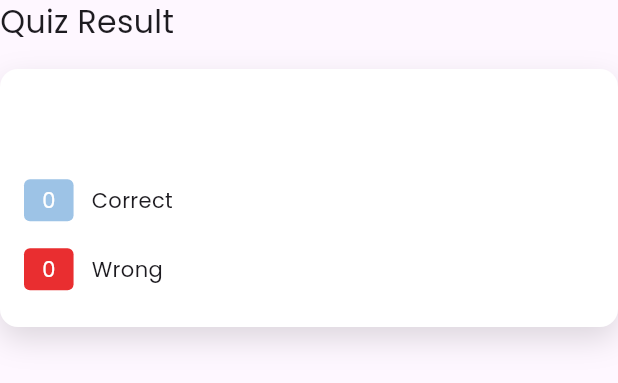
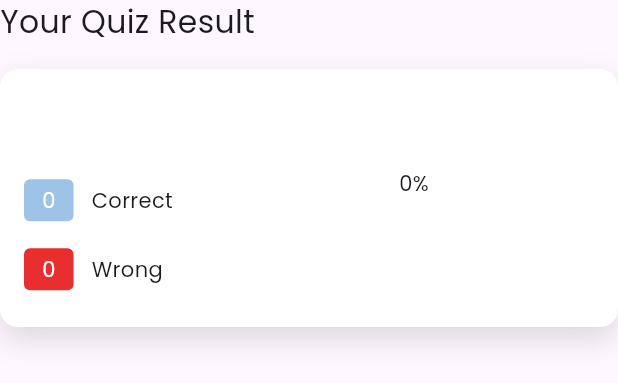
Before and after one commit to maulahaz/flt-xcbt, a Flutter app: the QuizResultLast widget shown alone on an empty page, opened directly with empty values, on a phone screen of 412 x 824 dp. Shown: the top 383 px of the screen. Run offline on Flutter 3.47's test engine with Material 3 defaults, Android fonts, the phone set to English and light mode, and no system bars; drawn by our look-alikes of step_progress_indicator; our stand-ins replace bloc, cached_network_image, currency_text_input_formatter, dartz, dio, flutter_bloc and 4 more; accounts and stored records are empty; network calls fail.

```diff
--- a/lib/modules/quiz/models/exam_result_mdl.dart
+++ b/lib/modules/quiz/models/exam_result_mdl.dart
@@ -42,11 +42,11 @@ class ExamResult {
         required this.userId,
         required this.kategori,
         required this.status,
-        required this.totalSoal,
-        required this.totalCorrect,
         required this.timer,
         required this.score,
         required this.hasil,
+        required this.totalSoal,
+        required this.totalCorrect,
         required this.createdAt,
         required this.updatedAt,
     });
@@ -56,11 +56,11 @@ class ExamResult {
         userId: json["user_id"],
         kategori: json["kategori"],
         status: json["status"],
-        totalSoal: json["total_soal"],
-        totalCorrect: json["total_correct"],
-        timer: json["timer"],
-        score: json["score"],
-        hasil: json["hasil"],
+        timer: json["timer"] ?? 0,
+        score: json["score"] ?? 0,
+        hasil: json["hasil"] ?? 'Not Passed',
+        totalSoal: json["total_soal"] ?? 0,
+        totalCorrect: json["total_correct"] ?? 0,
         createdAt: DateTime.parse(json["created_at"]),
         updatedAt: DateTime.parse(json["updated_at"]),
     );
@@ -70,11 +70,11 @@ class ExamResult {
         "user_id": userId,
         "kategori": kategori,
         "status": status,
-        "total_soal": totalSoal,
-        "total_correct": totalCorrect,
         "timer": timer,
         "score": score,
         "hasil": hasil,
+        "total_soal": totalSoal,
+        "total_correct": totalCorrect,
         "created_at": createdAt.toIso8601String(),
         "updated_at": updatedAt.toIso8601String(),
     };
--- a/lib/modules/quiz/pages/parts/quiz_result_last.dart
+++ b/lib/modules/quiz/pages/parts/quiz_result_last.dart
@@ -17,7 +17,7 @@ class QuizResultLast extends StatelessWidget {
       crossAxisAlignment: CrossAxisAlignment.start,
       children: [
         const Text(
-          'Quiz Result',
+          'Your Quiz Result',
           style: TextStyle(
             fontSize: 21,
             fontWeight: FontWeight.w500,
@@ -63,7 +63,8 @@ class QuizResultLast extends StatelessWidget {
               ),
               Flexible(
                 flex: 1,
-                child: Column(
+                child: Stack(
+                  alignment: Alignment.center,
                   children: [
                     CircularStepProgressIndicator(
                       totalSteps: totalQuestion,
@@ -78,6 +79,12 @@ class QuizResultLast extends StatelessWidget {
                       unselectedStepSize: 24,
                       roundedCap: (_, __) => true,
                     ),
+                    Positioned(
+                      top: 50,
+                      child: Text('${lastExamResult.score.toString()}%')),
+                    Positioned(
+                      top: 65,
+                      child: Text(lastExamResult.hasil!)),
                   ],
                 ),
               ),
```
Also changed, not shown: lib/modules/quiz/pages/parts/quiz_result_history_card.dart (+6 -1 lines), lib/modules/quiz/pages/quiz_result_pg.dart (+11 -39 lines).
